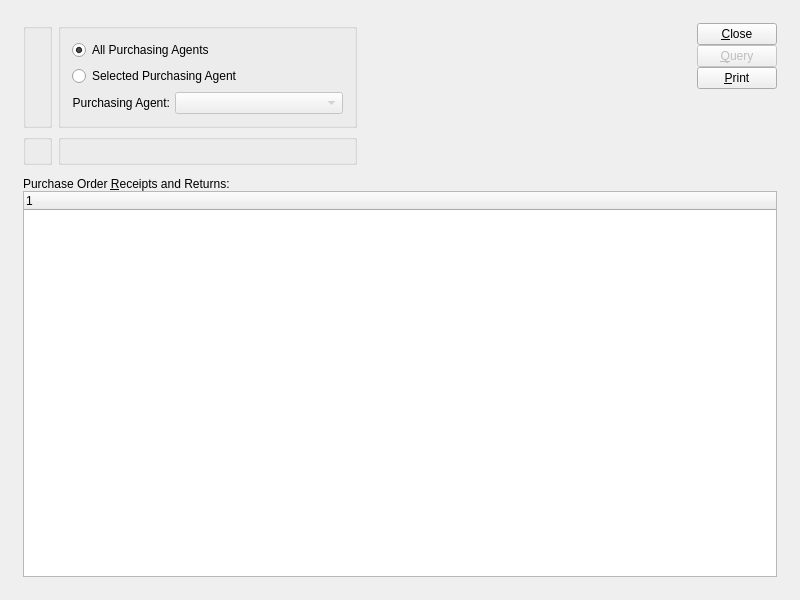
First picture: the form in guiclient/dspPoPriceVariancesByItem.ui, repository Pegasus-RPG/xtuple-client, before the edit.
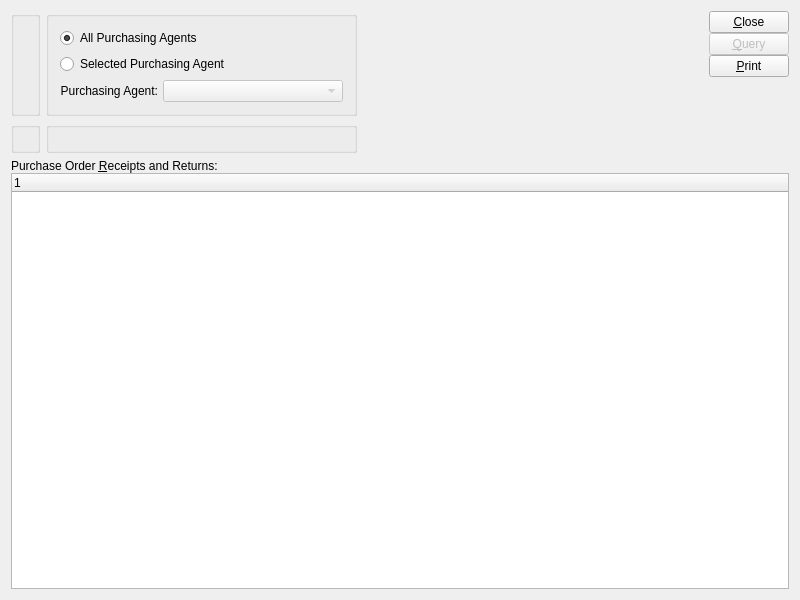
Second picture: the form after the edit. Custom widgets are drawn as their Qt base class.

Commit message: issue #3556:  Tweak UI to reflect receipt cost because "Std. Cost" may not be applicable.

```diff
--- a/guiclient/dspPoPriceVariancesByItem.ui
+++ b/guiclient/dspPoPriceVariancesByItem.ui
@@ -19,17 +19,9 @@
   <property name="windowTitle" >
    <string>Purchase Price Variances by Item</string>
   </property>
-  <layout class="QGridLayout" name="gridLayout_7" >
-   <item row="0" column="0" >
-    <layout class="QGridLayout" name="gridLayout_6" >
-     <property name="margin" >
-      <number>12</number>
-     </property>
-     <property name="spacing" >
-      <number>12</number>
-     </property>
-     <item row="0" column="0" >
-      <layout class="QHBoxLayout" name="horizontalLayout" >
+  <layout class="QGridLayout" name="gridLayout_6">
+   <item row="0" column="0">
+    <layout class="QHBoxLayout" name="horizontalLayout">
        <item>
         <layout class="QGridLayout" name="gridLayout_5" >
          <item row="0" column="0" >
@@ -192,10 +184,7 @@
              <property name="text" >
               <string>&amp;Query</string>
              </property>
-             <property name="autoDefault" >
-              <bool>true</bool>
-             </property>
-             <property name="default" >
+           <property name="autoDefault">
               <bool>true</bool>
              </property>
             </widget>
@@ -308,10 +297,8 @@
       </widget>
      </item>
     </layout>
-   </item>
-  </layout>
  </widget>
- <layoutdefault spacing="6" margin="11" />
+ <layoutdefault spacing="6" margin="11"/>
  <pixmapfunction>qPixmapFromMimeSource</pixmapfunction>
  <customwidgets>
   <customwidget>
```
Left out of the diff: 196 changed lines with no effect on the pictures. Lines whose indentation alone changed are shown as unchanged. The commit also changes 3 other files.
